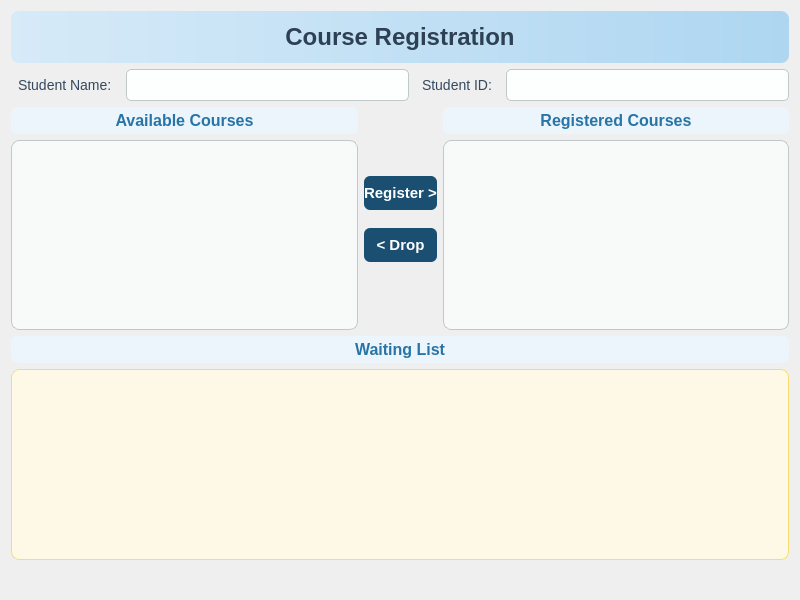
The window that UCRS/Forms/crpage.ui (OMarey1/University-Course-Registration-System) describes before a commit, drawn with Qt 5.
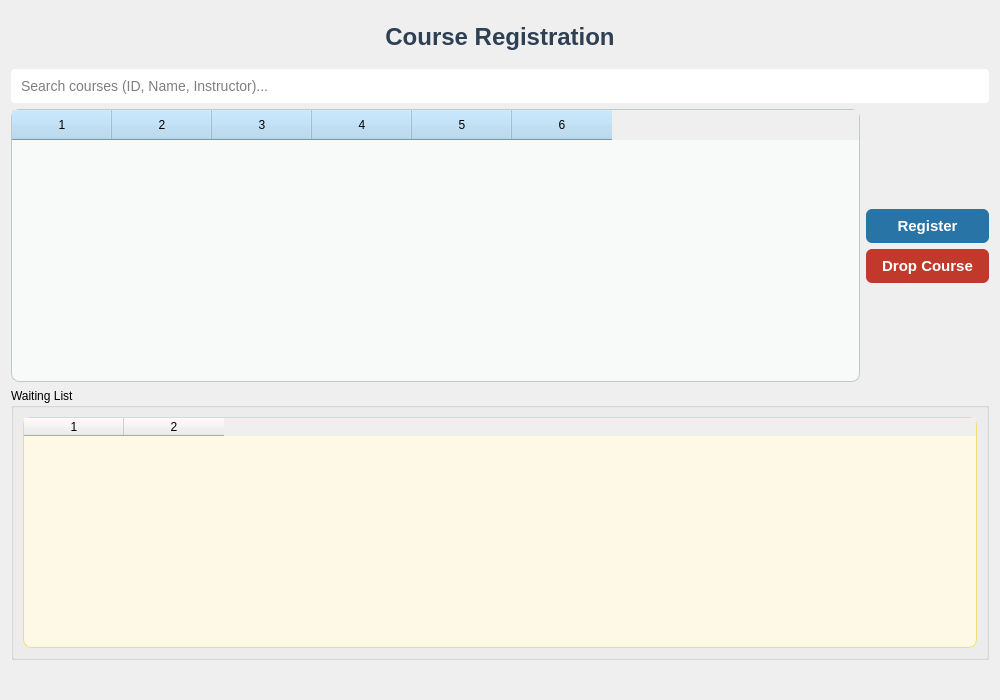
The same window after the commit.

Commit message: CM page

```diff
--- a/UCRS/Forms/crpage.ui
+++ b/UCRS/Forms/crpage.ui
@@ -1,13 +1,13 @@
 <?xml version="1.0" encoding="UTF-8"?>
 <ui version="4.0">
  <class>CRPage</class>
- <widget class="QWidget" name="CRPage">
+ <widget class="QDialog" name="CRPage">
   <property name="geometry">
    <rect>
     <x>0</x>
     <y>0</y>
-    <width>800</width>
-    <height>600</height>
+    <width>1000</width>
+    <height>700</height>
    </rect>
   </property>
   <property name="windowTitle">
@@ -16,21 +16,8 @@
   <layout class="QVBoxLayout" name="verticalLayout">
    <item>
     <widget class="QLabel" name="titleLabel">
-     <property name="font">
-      <font>
-       <pointsize>-1</pointsize>
-       <bold>true</bold>
-      </font>
-     </property>
      <property name="styleSheet">
-      <string notr="true">
-    font-size: 24px;
-    font-weight: bold;
-    color: #2E4053;
-    padding: 12px;
-    background: qlineargradient(x1:0, y1:0, x2:1, y2:0, stop:0 #D6EAF8, stop:1 #AED6F1);
-    border-radius: 8px;
-</string>
+      <string notr="true">font-size: 24px; font-weight: bold; color: #2E4053; padding: 12px;</string>
      </property>
      <property name="text">
       <string>Course Registration</string>
@@ -41,121 +28,46 @@
     </widget>
    </item>
    <item>
-    <layout class="QHBoxLayout" name="studentInfoLayout">
+    <widget class="QLineEdit" name="searchField">
+     <property name="placeholderText">
+      <string>Search courses (ID, Name, Instructor)...</string>
+     </property>
+     <property name="styleSheet">
+      <string notr="true">padding: 8px; font-size: 14px; border-radius: 4px;</string>
+     </property>
+    </widget>
+   </item>
+
+   <!-- Main Content Area -->
+   <item>
+    <layout class="QHBoxLayout" name="mainLayout">
      <item>
-      <widget class="QLabel" name="studentNameLabel">
+      <widget class="QTableWidget" name="coursesTable">
        <property name="styleSheet">
         <string notr="true">
-    font-size: 14px;
-    color: #34495E;
-    padding: 2px 4px;
-</string>
+          QTableWidget {
+            background: #F8F9F9;
+            border: 1px solid #BFC9CA;
+            border-radius: 8px;
+          }
+          QHeaderView::section {
+            background: #AED6F1;
+            padding: 6px;
+          }
+        </string>
        </property>
-       <property name="text">
-        <string>Student Name:</string>
+       <property name="columnCount">
+        <number>6</number>
        </property>
-      </widget>
-     </item>
-     <item>
-      <widget class="QLineEdit" name="studentNameLineEdit">
-       <property name="styleSheet">
-        <string notr="true">
-    font-size: 14px;
-    padding: 6px;
-    border: 1px solid #BFC9CA;
-    border-radius: 5px;
-    background: #FDFEFE;
-</string>
+       <property name="selectionMode">
+        <enum>QAbstractItemView::SingleSelection</enum>
        </property>
       </widget>
      </item>
+
+     <!-- Action Buttons -->
      <item>
-      <widget class="QLabel" name="studentIdLabel">
-       <property name="styleSheet">
-        <string notr="true">
-    font-size: 14px;
-    color: #34495E;
-    padding: 2px 4px;
-</string>
-       </property>
-       <property name="text">
-        <string>Student ID:</string>
-       </property>
-      </widget>
-     </item>
-     <item>
-      <widget class="QLineEdit" name="studentIdLineEdit">
-       <property name="styleSheet">
-        <string notr="true">
-    font-size: 14px;
-    padding: 6px;
-    border: 1px solid #BFC9CA;
-    border-radius: 5px;
-    background: #FDFEFE;
-</string>
-       </property>
-      </widget>
-     </item>
-    </layout>
-   </item>
-   <item>
-    <layout class="QHBoxLayout" name="coursesLayout">
-     <item>
-      <layout class="QVBoxLayout" name="availableCoursesLayout">
-       <item>
-        <widget class="QLabel" name="availableCoursesLabel">
-         <property name="font">
-          <font>
-           <pointsize>-1</pointsize>
-           <bold>true</bold>
-          </font>
-         </property>
-         <property name="styleSheet">
-          <string notr="true">
-    font-size: 16px;
-    font-weight: bold;
-    color: #2874A6;
-    padding: 4px;
-    background: #EBF5FB;
-    border-radius: 6px;
-</string>
-         </property>
-         <property name="text">
-          <string>Available Courses</string>
-         </property>
-         <property name="alignment">
-          <set>Qt::AlignmentFlag::AlignCenter</set>
-         </property>
-        </widget>
-       </item>
-       <item>
-        <widget class="QListWidget" name="availableCoursesListWidget">
-         <property name="styleSheet">
-          <string notr="true">
-    background: #F8F9F9;
-    border: 1px solid #BFC9CA;
-    border-radius: 8px;
-    font-size: 14px;
-    padding: 6px;
-    selection-background-color: #AED6F1;
-    selection-color: #154360;
-</string>
-         </property>
-         <property name="dragEnabled">
-          <bool>true</bool>
-         </property>
-         <property name="dragDropMode">
-          <enum>QAbstractItemView::DragDropMode::DragDrop</enum>
-         </property>
-         <property name="defaultDropAction">
-          <enum>Qt::DropAction::MoveAction</enum>
-         </property>
-        </widget>
-       </item>
-      </layout>
-     </item>
-     <item>
-      <layout class="QVBoxLayout" name="buttonsLayout">
+      <layout class="QVBoxLayout" name="buttonLayout">
        <item>
         <spacer name="verticalSpacer">
          <property name="orientation">
@@ -173,22 +85,19 @@
         <widget class="QPushButton" name="registerButton">
          <property name="styleSheet">
           <string notr="true">
-    font-size: 15px;
-    font-weight: bold;
-    color: #fff;
-    background-color: #2874A6;
-    border: none;
-    border-radius: 6px;
-    padding: 8px 0;
-    margin: 6px 0;
-
-
-    background-color: #1B4F72;
-
-</string>
+            QPushButton {
+              font-size: 15px;
+              font-weight: bold;
+              color: white;
+              background: #2874A6;
+              border-radius: 6px;
+              padding: 8px 16px;
+            }
+            QPushButton:hover { background: #1B4F72; }
+          </string>
          </property>
          <property name="text">
-          <string>Register &gt;</string>
+          <string>Register</string>
          </property>
         </widget>
        </item>
@@ -196,22 +105,19 @@
         <widget class="QPushButton" name="dropButton">
          <property name="styleSheet">
           <string notr="true">
-    font-size: 15px;
-    font-weight: bold;
-    color: #fff;
-    background-color: #2874A6;
-    border: none;
-    border-radius: 6px;
-    padding: 8px 0;
-    margin: 6px 0;
-
-
-    background-color: #1B4F72;
-
-</string>
+            QPushButton {
+              font-size: 15px;
+              font-weight: bold;
+              color: white;
+              background: #C0392B;
+              border-radius: 6px;
+              padding: 8px 16px;
+            }
+            QPushButton:hover { background: #922B21; }
+          </string>
          </property>
          <property name="text">
-          <string>&lt; Drop</string>
+          <string>Drop Course</string>
          </property>
         </widget>
        </item>
@@ -230,121 +136,46 @@
        </item>
       </layout>
      </item>
-     <item>
-      <layout class="QVBoxLayout" name="registeredCoursesLayout">
-       <item>
-        <widget class="QLabel" name="registeredCoursesLabel">
-         <property name="font">
-          <font>
-           <pointsize>-1</pointsize>
-           <bold>true</bold>
-          </font>
-         </property>
-         <property name="styleSheet">
-          <string notr="true">
-    font-size: 16px;
-    font-weight: bold;
-    color: #2874A6;
-    padding: 4px;
-    background: #EBF5FB;
-    border-radius: 6px;
-</string>
-         </property>
-         <property name="text">
-          <string>Registered Courses</string>
-         </property>
-         <property name="alignment">
-          <set>Qt::AlignmentFlag::AlignCenter</set>
-         </property>
-        </widget>
-       </item>
-       <item>
-        <widget class="QListWidget" name="registeredCoursesListWidget">
-         <property name="styleSheet">
-          <string notr="true">
-    background: #F8F9F9;
-    border: 1px solid #BFC9CA;
-    border-radius: 8px;
-    font-size: 14px;
-    padding: 6px;
-    selection-background-color: #AED6F1;
-    selection-color: #154360;
-</string>
-         </property>
-         <property name="dragEnabled">
-          <bool>true</bool>
-         </property>
-         <property name="dragDropMode">
-          <enum>QAbstractItemView::DragDropMode::DragDrop</enum>
-         </property>
-         <property name="defaultDropAction">
-          <enum>Qt::DropAction::MoveAction</enum>
-         </property>
-        </widget>
-       </item>
-      </layout>
-     </item>
     </layout>
    </item>
+
+   <!-- Waiting List Section -->
    <item>
-    <layout class="QVBoxLayout" name="waitingListLayout">
-     <item>
-      <widget class="QLabel" name="waitingListLabel">
-       <property name="font">
-        <font>
-         <pointsize>-1</pointsize>
-         <bold>true</bold>
-        </font>
-       </property>
-       <property name="styleSheet">
-        <string notr="true">
-    font-size: 16px;
-    font-weight: bold;
-    color: #2874A6;
-    padding: 4px;
-    background: #EBF5FB;
-    border-radius: 6px;
-</string>
-       </property>
-       <property name="text">
-        <string>Waiting List</string>
-       </property>
-       <property name="alignment">
-        <set>Qt::AlignmentFlag::AlignCenter</set>
-       </property>
-      </widget>
-     </item>
-     <item>
-      <widget class="QListWidget" name="waitingListWidget">
-       <property name="styleSheet">
-        <string notr="true">
-    background: #FEF9E7;
-    border: 1px solid #F7DC6F;
-    border-radius: 8px;
-    font-size: 14px;
-    padding: 6px;
-    selection-background-color: #F9E79F;
-    selection-color: #7D6608;
-</string>
-       </property>
-      </widget>
-     </item>
-    </layout>
+    <widget class="QGroupBox" name="waitingListGroup">
+     <property name="title">
+      <string>Waiting List</string>
+     </property>
+     <layout class="QVBoxLayout" name="waitingListLayout">
+      <item>
+       <widget class="QTableWidget" name="waitingListTable">
+        <property name="columnCount">
+         <number>2</number>
+        </property>
+        <property name="styleSheet">
+         <string notr="true">
+           QTableWidget {
+             background: #FEF9E7;
+             border: 1px solid #F7DC6F;
+             border-radius: 8px;
+           }
+         </string>
+        </property>
+       </widget>
+      </item>
+     </layout>
+    </widget>
    </item>
+
+   <!-- Error Message Display -->
    <item>
     <widget class="QLabel" name="errorLabel">
      <property name="styleSheet">
       <string notr="true">
-    color: #C0392B;
-    font-size: 13px;
-    font-weight: bold;
-    padding: 4px;
-    border-radius: 5px;
-
-</string>
-     </property>
-     <property name="text">
-      <string/>
+        color: #C0392B;
+        font-size: 13px;
+        font-weight: bold;
+        padding: 4px;
+      </string>
      </property>
      <property name="alignment">
       <set>Qt::AlignmentFlag::AlignCenter</set>
```
Left out of the diff: 10 changed lines with no effect on the pictures. The commit also changes 7 other files.
